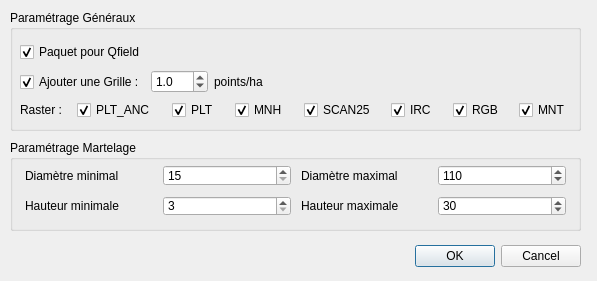
Old version of the form Qracines/modules/diagnostic/create/diagnostic_create.ui in the repository paul-carteron/Qracines.
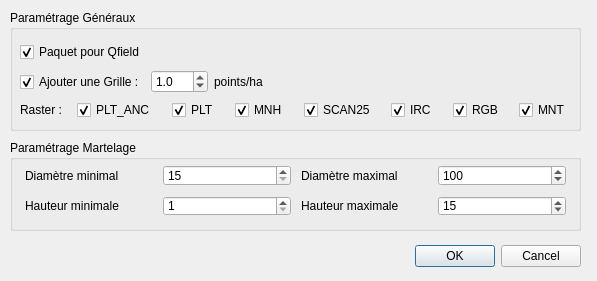
New version of the form. Custom widgets are drawn as their Qt base class.

```diff
--- a/Qracines/modules/diagnostic/create/diagnostic_create.ui
+++ b/Qracines/modules/diagnostic/create/diagnostic_create.ui
@@ -99,13 +99,13 @@
         <number>15</number>
        </property>
        <property name="maximum">
-        <number>120</number>
+        <number>200</number>
        </property>
        <property name="singleStep">
         <number>5</number>
        </property>
        <property name="value">
-        <number>110</number>
+        <number>100</number>
        </property>
       </widget>
      </item>
@@ -119,10 +119,10 @@
      <item row="1" column="2">
       <widget class="QSpinBox" name="sp_hmin">
        <property name="minimum">
-        <number>3</number>
+        <number>1</number>
        </property>
        <property name="maximum">
-        <number>40</number>
+        <number>50</number>
        </property>
       </widget>
      </item>
@@ -136,13 +136,13 @@
      <item row="1" column="4">
       <widget class="QSpinBox" name="sp_hmax">
        <property name="minimum">
-        <number>3</number>
+        <number>1</number>
        </property>
        <property name="maximum">
         <number>50</number>
        </property>
        <property name="value">
-        <number>30</number>
+        <number>15</number>
        </property>
       </widget>
      </item>
```
Left out of the diff: 2 changed lines with no effect on the pictures.
